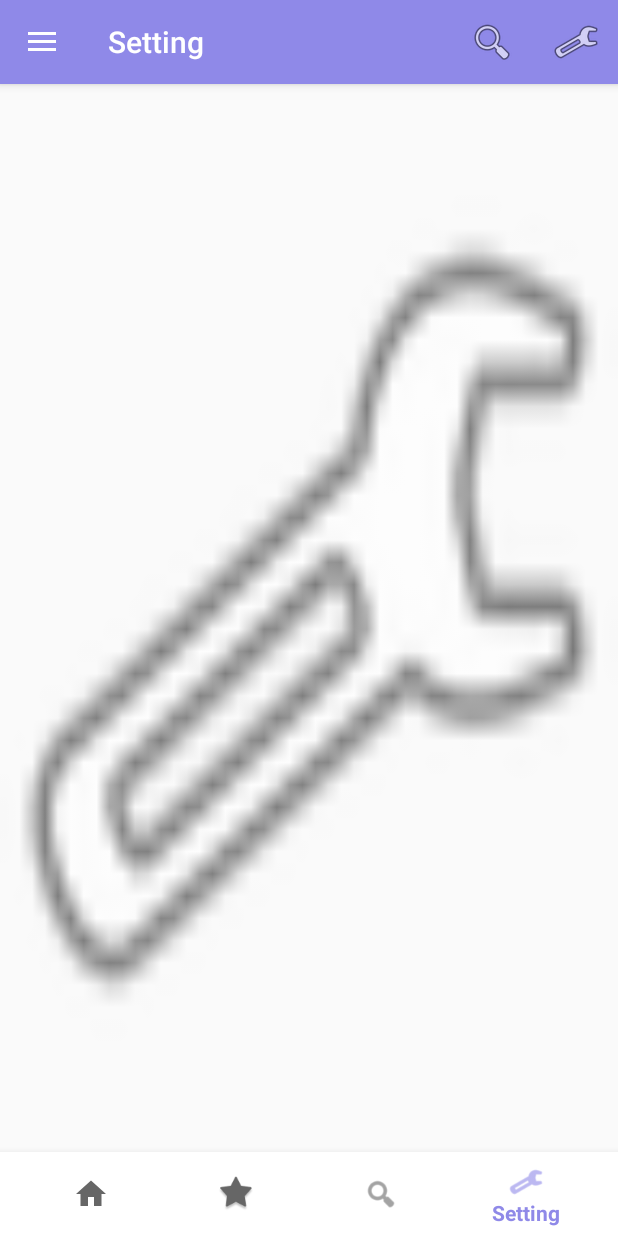
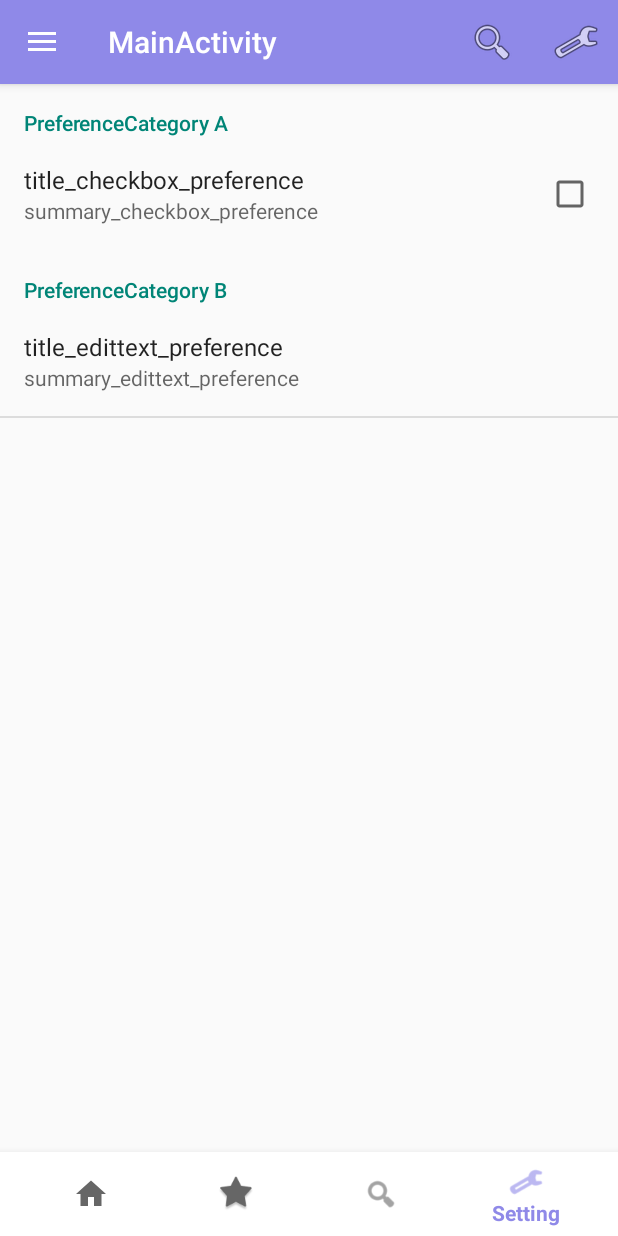
Before and after one commit to forget85/ProjectPet, an Android app: the screen it shows after launch (MainActivity), item 4 of the bottom bar chosen, on a phone screen of 412 x 824 dp. Run offline under Robolectric (Android 15) with nearby library versions, the phone set to English and light mode, and no system bars; libraries missing offline, so code that uses them is left out: junit.framework; 1 statement that could not run was skipped.

Commit message:
- 설정 화면 프로토 타입 추

```diff
--- a/app/build.gradle
+++ b/app/build.gradle
@@ -29,5 +29,6 @@ dependencies {
     compile 'com.android.support:design:25.3.0'
     compile 'com.android.support:support-v4:25.3.0'
     compile 'com.android.support:cardview-v7:21.0.2'
+    compile 'com.android.support:preference-v7:23.1.1'
     testCompile 'junit:junit:4.12'
 }
--- a/app/src/main/java/com/example/forget/projectpet/BaseFragment.java
+++ b/app/src/main/java/com/example/forget/projectpet/BaseFragment.java
@@ -2,7 +2,7 @@ package com.example.forget.projectpet;
 
 import android.content.Context;
 import android.os.Bundle;
-import android.support.v4.app.Fragment;
+import android.app.Fragment;
 import android.view.LayoutInflater;
 import android.view.View;
 import android.view.ViewGroup;
@@ -12,12 +12,6 @@ public class BaseFragment extends Fragment {
 
     public View onCreateView(LayoutInflater inflater, ViewGroup container, Bundle savedInstanceState) {
         View view = initView(inflater, container);
-        MainActivity mainActivity = (MainActivity) context;
-        if(mainActivity != null) {
-            if(mainActivity.getSupportActionBar() != null) {
-                mainActivity.getSupportActionBar().setTitle(getFragmentTitle());
-            }
-        }
 
         //savedInstanceState 처리
 
@@ -31,10 +25,6 @@ public class BaseFragment extends Fragment {
         return null;
     }
 
-    public String getFragmentTitle() {
-        return "";
-    }
-
     public void onAttach(Context _context) {
         super.onAttach(_context);
         context = _context;
--- a/app/src/main/java/com/example/forget/projectpet/LikeFragment.java
+++ b/app/src/main/java/com/example/forget/projectpet/LikeFragment.java
@@ -8,8 +8,4 @@ public class LikeFragment extends BaseFragment {
     public View initView(LayoutInflater inflater, ViewGroup container){
         return inflater.inflate(R.layout.fragment_like, container, false);
     }
-
-    public String getFragmentTitle(){
-        return "Like";
-    }
 }
--- a/app/src/main/java/com/example/forget/projectpet/ListFragment.java
+++ b/app/src/main/java/com/example/forget/projectpet/ListFragment.java
@@ -28,8 +28,4 @@ public class ListFragment extends BaseFragment {
         recyclerView.addItemDecoration(new ListViewItemDecoration(columnCount, dividerWidth, dividerHeight));
         recyclerView.setLayoutManager(new GridLayoutManager(context, columnCount));
     }
-
-    public String getFragmentTitle(){
-        return "Home";
-    }
 }
--- a/app/src/main/java/com/example/forget/projectpet/MainActivity.java
+++ b/app/src/main/java/com/example/forget/projectpet/MainActivity.java
@@ -17,7 +17,7 @@ public class MainActivity extends AppCompatActivity {
             = new BottomNavigationView.OnNavigationItemSelectedListener() {
 
         public boolean onNavigationItemSelected(@NonNull MenuItem item) {
-           return mainActivityPresenter.onNavigationItemSelected(getSupportFragmentManager(), item);
+           return mainActivityPresenter.onNavigationItemSelected(getFragmentManager(), item);
         }
 
     };
@@ -31,7 +31,7 @@ public class MainActivity extends AppCompatActivity {
 
         initView();
 
-        mainActivityPresenter.addFragment(getSupportFragmentManager(), new ListFragment());
+        mainActivityPresenter.addFragment(getFragmentManager(), new ListFragment());
     }
 
     private void initView(){
--- a/app/src/main/java/com/example/forget/projectpet/MainActivityPresenter.java
+++ b/app/src/main/java/com/example/forget/projectpet/MainActivityPresenter.java
@@ -5,7 +5,8 @@ import android.content.Context;
 import android.content.res.Configuration;
 import android.os.Bundle;
 import android.support.annotation.NonNull;
-import android.support.v4.app.FragmentManager;
+import android.app.Fragment;
+import android.app.FragmentManager;
 import android.support.v4.widget.DrawerLayout;
 import android.support.v7.app.ActionBarDrawerToggle;
 import android.view.MenuItem;
@@ -77,16 +78,17 @@ public class MainActivityPresenter {
         drawerRightMenuListView.setAdapter(rightAdapter);
     }
 
-    public void addFragment(FragmentManager fragmentManager, BaseFragment fragment) {
-        android.support.v4.app.FragmentTransaction fragmentTransaction = fragmentManager.beginTransaction();
+    public void addFragment(FragmentManager fragmentManager, Fragment fragment) {
+        FragmentTransaction fragmentTransaction = fragmentManager.beginTransaction();
         fragmentTransaction.add(R.id.fragment_container, fragment);
         fragmentTransaction.commit();
     }
 
-    public void changeFragment(FragmentManager fragmentManager, BaseFragment fragment) {
-        android.support.v4.app.FragmentTransaction fragmentTransaction = fragmentManager.beginTransaction();
+    public void changeFragment(FragmentManager fragmentManager, Fragment fragment) {
+        FragmentTransaction fragmentTransaction = fragmentManager.beginTransaction();
         fragmentTransaction.setTransition(FragmentTransaction.TRANSIT_FRAGMENT_OPEN);
         fragmentTransaction.replace(R.id.fragment_container, fragment);
+        fragmentTransaction.addToBackStack(null);
         fragmentTransaction.commit();
     }
 
@@ -95,7 +97,7 @@ public class MainActivityPresenter {
             return false;
 
         lastMenuItem = item;
-        BaseFragment fragment = null;
+        Fragment fragment = null;
         switch (item.getItemId()) {
             case R.id.navigation_home:
                 fragment = new ListFragment();
@@ -128,7 +130,6 @@ public class MainActivityPresenter {
             Toast.makeText(context, "search", Toast.LENGTH_SHORT).show();
             return true;
         }else if(item.getItemId() == R.id.filter_menu) {
-            Toast.makeText(context, "filter", Toast.LENGTH_SHORT).show();
             if(drawerLayout.isDrawerOpen(drawerRightMenuListView)) {
                 drawerLayout.closeDrawer(drawerRightMenuListView);
             }else {
--- a/app/src/main/java/com/example/forget/projectpet/SearchFragment.java
+++ b/app/src/main/java/com/example/forget/projectpet/SearchFragment.java
@@ -8,8 +8,4 @@ public class SearchFragment extends BaseFragment {
     public View initView(LayoutInflater inflater, ViewGroup container){
         return inflater.inflate(R.layout.fragment_search, container, false);
     }
-
-    public String getFragmentTitle(){
-        return "Search";
-    }
 }
--- a/app/src/main/java/com/example/forget/projectpet/SettingFragment.java
+++ b/app/src/main/java/com/example/forget/projectpet/SettingFragment.java
@@ -1,15 +1,11 @@
 package com.example.forget.projectpet;
 
-import android.view.LayoutInflater;
-import android.view.View;
-import android.view.ViewGroup;
+import android.os.Bundle;
+import android.preference.PreferenceFragment;
 
-public class SettingFragment extends BaseFragment {
-    public View initView(LayoutInflater inflater, ViewGroup container){
-        return inflater.inflate(R.layout.fragment_setting, container, false);
-    }
-
-    public String getFragmentTitle(){
-        return "Setting";
+public class SettingFragment extends PreferenceFragment {
+    public void onCreate(Bundle savedInstanceState) {
+        super.onCreate(savedInstanceState);
+        addPreferencesFromResource(R.xml.preference);
     }
 }
--- a/app/src/main/res/layout/fragment_setting.xml
+++ /dev/null
@@ -1,12 +0,0 @@
-<FrameLayout xmlns:android="http://schemas.android.com/apk/res/android"
-    xmlns:tools="http://schemas.android.com/tools"
-    android:layout_width="match_parent"
-    android:layout_height="match_parent"
-    tools:context="com.example.forget.projectpet.SettingFragment">
-
-    <ImageView
-        android:layout_width="match_parent"
-        android:layout_height="match_parent"
-        android:background="@android:drawable/ic_menu_preferences" />
-
-</FrameLayout>
--- /dev/null
+++ b/app/src/main/res/xml/preference.xml
@@ -0,0 +1,25 @@
+<PreferenceScreen
+    xmlns:android="http://schemas.android.com/apk/res/android">
+
+    <PreferenceCategory
+        android:title="PreferenceCategory A">
+
+        <CheckBoxPreference
+            android:key="checkbox_preference"
+            android:title="title_checkbox_preference"
+            android:summary="summary_checkbox_preference" />
+
+    </PreferenceCategory>
+
+    <PreferenceCategory
+        android:title="PreferenceCategory B">
+
+        <EditTextPreference
+            android:key="edittext_preference"
+            android:title="title_edittext_preference"
+            android:summary="summary_edittext_preference"
+            android:dialogTitle="dialog_title_edittext_preference" />
+
+    </PreferenceCategory>
+
+</PreferenceScreen>
```
